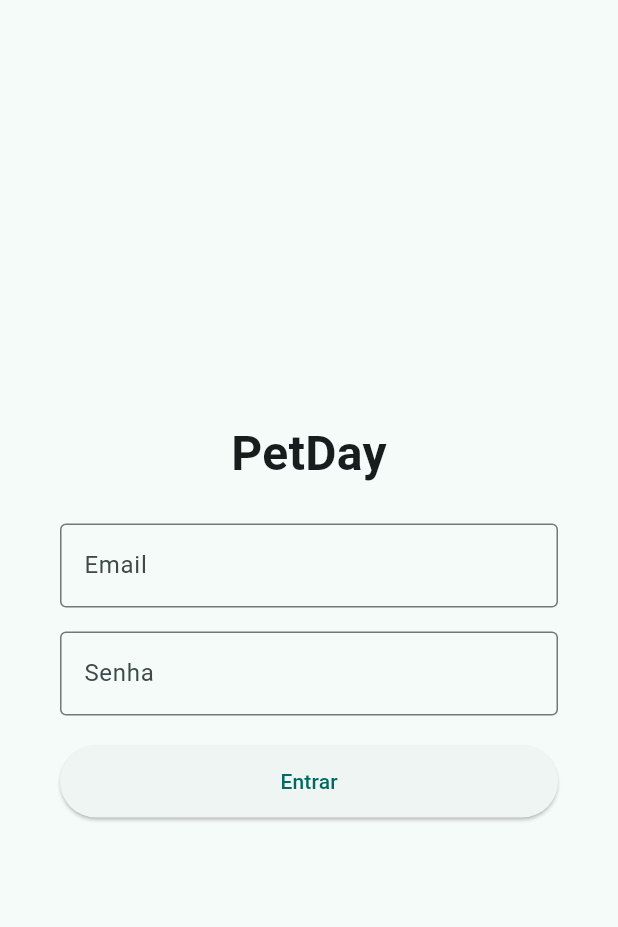
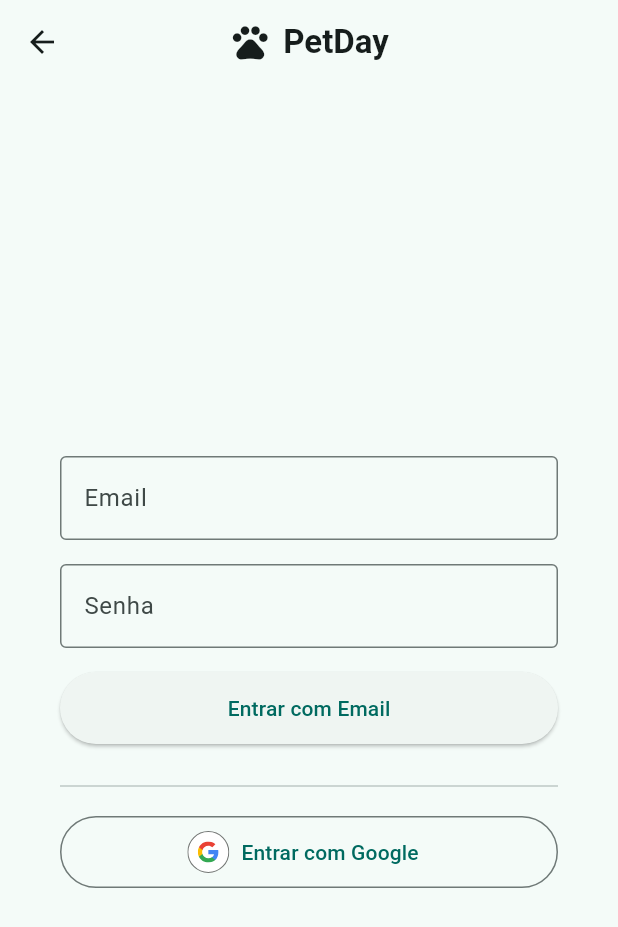
Before and after one commit to natanjoe/petday, a Flutter app: the LoginPage screen opened directly, on a phone screen of 412 x 824 dp. Shown: the top 927 px of the screen. Run offline on Flutter 3.47's test engine with Material 3 defaults, Android fonts, the phone set to English and light mode, and no system bars; our stand-ins replace cloud_firestore, cloud_functions, firebase_auth, firebase_core, flutter_svg, google_sign_in and 1 more; accounts and stored records are empty; generated files the repository leaves out were written again.

Commit message:
login usando a plataforma do google

```diff
--- a/lib/features/admin/auth/login_page.dart
+++ b/lib/features/admin/auth/login_page.dart
@@ -1,4 +1,10 @@
+import 'dart:io' show Platform;
+
+import 'package:flutter/foundation.dart' show kIsWeb;
 import 'package:flutter/material.dart';
+import 'package:flutter_svg/flutter_svg.dart';
+import 'package:firebase_auth/firebase_auth.dart';
+
 import 'package:petday/features/tutor/home/home_tutor_page.dart';
 import '../../../core/services/auth_service.dart';
 import '../home_admin_page.dart';
@@ -18,18 +24,19 @@
   bool _loading = false;
   String? _error;
 
-  Future<void> _login() async {
+  /* ======================================================
+    LOGIN HANDLER GENÉRICO
+  ====================================================== */
+  Future<void> _handleLogin(
+    Future<User> Function() loginFn,
+  ) async {
     setState(() {
       _loading = true;
       _error = null;
     });
 
     try {
-      final user = await _authService.signIn(
-        email: _emailController.text.trim(),
-        password: _passwordController.text.trim(),
-      );
-
+      final user = await loginFn();
       final role = await _authService.getUserRole(user.uid);
 
       if (!mounted) return;
@@ -39,13 +46,11 @@
           context,
           MaterialPageRoute(builder: (_) => const HomeAdminPage()),
         );
-      } else if (role == 'tutor') {
+      } else {
         Navigator.pushReplacement(
           context,
           MaterialPageRoute(builder: (_) => const HomeTutorPage()),
         );
-      } else {
-        throw Exception('Perfil de usuário inválido');
       }
     } catch (e) {
       setState(() {
@@ -58,9 +63,48 @@
     }
   }
 
+  /* ======================================================
+    MÉTODOS DE LOGIN
+  ====================================================== */
+  Future<void> _loginWithEmail() async {
+    await _handleLogin(() {
+      return _authService.signInWithEmail(
+        email: _emailController.text.trim(),
+        password: _passwordController.text.trim(),
+      );
+    });
+  }
+
+  Future<void> _loginWithGoogle() async {
+    await _handleLogin(_authService.signInWithGoogle);
+  }
+
+  Future<void> _loginWithApple() async {
+    await _handleLogin(_authService.signInWithApple);
+  }
+
+  /* ======================================================
+    UI
+  ====================================================== */
   @override
   Widget build(BuildContext context) {
     return Scaffold(
+      appBar: AppBar(
+        elevation: 0,
+        centerTitle: true,
+        title: Row(
+          mainAxisSize: MainAxisSize.min,
+          children: [
+            // 🔹 Logo da creche (placeholder)
+            const Icon(Icons.pets, size: 28),
+            const SizedBox(width: 8),
+            const Text(
+              'PetDay',
+              style: TextStyle(fontWeight: FontWeight.bold),
+            ),
+          ],
+        ),
+      ),
       body: Center(
         child: Container(
           constraints: const BoxConstraints(maxWidth: 380),
@@ -68,15 +112,7 @@
           child: Column(
             mainAxisSize: MainAxisSize.min,
             children: [
-              const Text(
-                'PetDay',
-                style: TextStyle(
-                  fontSize: 32,
-                  fontWeight: FontWeight.bold,
-                ),
-              ),
-
-              const SizedBox(height: 24),
+              const SizedBox(height: 16),
 
               TextField(
                 controller: _emailController,
@@ -97,13 +133,14 @@
                 ),
               ),
 
-              const SizedBox(height: 20),
+              const SizedBox(height: 16),
 
               if (_error != null)
                 Padding(
                   padding: const EdgeInsets.only(bottom: 12),
                   child: Text(
                     _error!,
+                    textAlign: TextAlign.center,
                     style: const TextStyle(color: Colors.red),
                   ),
                 ),
@@ -112,12 +149,44 @@
                 width: double.infinity,
                 height: 48,
                 child: ElevatedButton(
-                  onPressed: _loading ? null : _login,
+                  onPressed: _loading ? null : _loginWithEmail,
                   child: _loading
                       ? const CircularProgressIndicator()
-                      : const Text('Entrar'),
+                      : const Text('Entrar com Email'),
                 ),
               ),
+
+              const SizedBox(height: 20),
+              const Divider(),
+              const SizedBox(height: 12),
+
+              // 🔵 GOOGLE
+              SizedBox(
+                width: double.infinity,
+                height: 48,
+                child: OutlinedButton.icon(
+                  onPressed: _loading ? null : _loginWithGoogle,
+                  icon: SvgPicture.asset(
+                    'assets/images/google/google_signin_light.svg',
+                    height: 28,
+                  ),
+                  label: const Text('Entrar com Google'),
+                ),
+              ),
+
+              // 🍎 APPLE (somente iOS nativo)
+              if (!kIsWeb && Platform.isIOS) ...[
+                const SizedBox(height: 12),
+                SizedBox(
+                  width: double.infinity,
+                  height: 48,
+                  child: OutlinedButton.icon(
+                    onPressed: _loading ? null : _loginWithApple,
+                    icon: const Icon(Icons.apple),
+                    label: const Text('Entrar com Apple'),
+                  ),
+                ),
+              ],
             ],
           ),
         ),
```
Also changed, not shown: lib/core/services/auth_service.dart (+102 -1 lines), pubspec.yaml (+7 -67 lines), assets/images/google/google_signin_light.svg (added), pubspec.lock, 1 other file.
